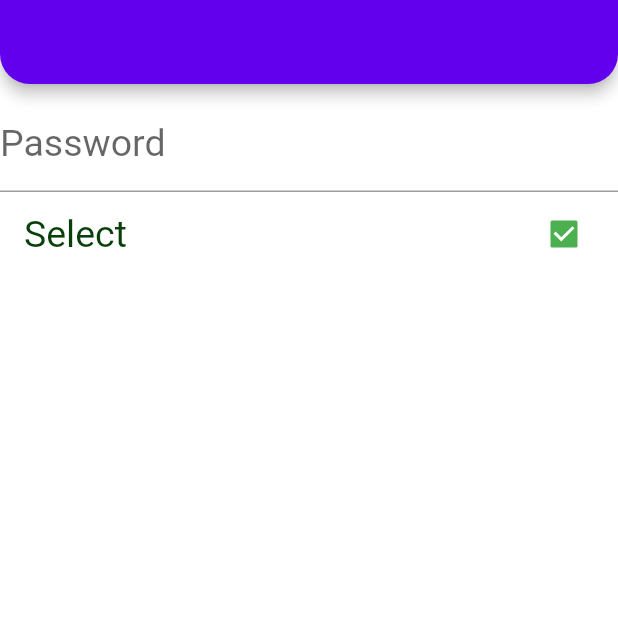
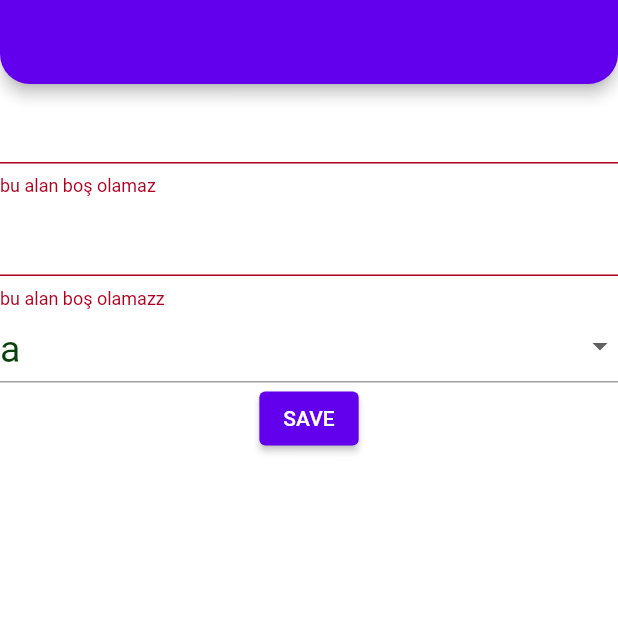
Before and after one commit to kudretdonmez/flutter_learn, a Flutter app: the screen it shows after launch, on a phone screen of 412 x 824 dp, the top half of it. Run offline on Flutter 3.47's test engine with Material 2 defaults, Android fonts, the phone set to English and light mode, and no system bars; our stand-ins replace dio, flutter_spinkit.

Commit message:
update e11

```diff
--- /dev/null
+++ b/proje0/lib/202/custom_exception.dart
@@ -0,0 +1,6 @@
+class FileDownloadException implements Exception {
+  @override
+  String toString() {
+    return 'File Download has Failed';
+  }
+}
--- /dev/null
+++ b/proje0/lib/202/form_learn_view.dart
@@ -0,0 +1,77 @@
+import 'package:flutter/material.dart';
+
+class FormLearnView extends StatefulWidget {
+  const FormLearnView({super.key});
+
+  @override
+  State<FormLearnView> createState() => _FormLearnViewState();
+}
+
+class _FormLearnViewState extends State<FormLearnView> {
+  final GlobalKey<FormState> _key = GlobalKey();
+
+  @override
+  Widget build(BuildContext context) {
+    return Scaffold(
+      appBar: AppBar(),
+      body: Form(
+        key: _key,
+        autovalidateMode: AutovalidateMode.always,
+        onChanged: () {},
+        child: Column(
+          children: [
+            TextFormField(
+              validator: ((value) {
+                return (value?.isNotEmpty ?? false) ? null : 'bu alan boş olamaz';
+                //* value null ise false olacak.
+                //* isnotempty ise true dönecek.
+                //* true dönerse null dönecek, sıkıntı yok uyarı vermez.
+                //* false dönerse uyarı verecek.
+              }),
+            ),
+            TextFormField(
+              validator: FormFieldValidator().isNotEmpty,
+            ),
+            DropdownButtonFormField<String>(
+              value: 'v',
+              validator: FormFieldValidator().isNotEmpty,
+              items: const [
+                DropdownMenuItem(
+                  value: 'v',
+                  child: Text('a'),
+                ),
+                DropdownMenuItem(
+                  value: 'v1',
+                  child: Text('a'),
+                ),
+                DropdownMenuItem(
+                  value: 'v2',
+                  child: Text('a'),
+                ),
+              ],
+              onChanged: (value) {},
+            ),
+            ElevatedButton(
+              onPressed: () {
+                if (_key.currentState?.validate() ?? false) {
+                  print('okey');
+                }
+              },
+              child: const Text('SAVE'),
+            ),
+          ],
+        ),
+      ),
+    );
+  }
+}
+
+class FormFieldValidator {
+  String? isNotEmpty(String? data) {
+    return (data?.isNotEmpty ?? false) ? null : ValidatorMessage._notEmptyMessage;
+  }
+}
+
+class ValidatorMessage {
+  static const String _notEmptyMessage = 'bu alan boş olamazz';
+}
--- a/proje0/lib/main.dart
+++ b/proje0/lib/main.dart
@@ -1,6 +1,6 @@
 import 'package:flutter/material.dart';
 import 'package:proje0/theme/light_theme.dart';
-import '202/theme_learn_view.dart';
+import '202/form_learn_view.dart';
 
 void main() {
   runApp(const MyApp());
@@ -49,7 +49,7 @@
       // ),
 
       //* 101 deki .dart dosyalarına bağlanmak için aşağısını değiştiriyoruz.
-      home: const ThemeLearnView(),
+      home: const FormLearnView(),
     );
   }
 }
```
Also changed, not shown: proje0/lib/202/animated_learn_view.dart (added, +117 -0 lines), proje0/lib/202/image_learn_202.dart (added, +35 -0 lines), proje0/lib/202/oop_learn.dart (added, +28 -0 lines), proje0/lib/202/oop_learn_view.dart (added, +32 -0 lines), proje0/lib/202/state_manage/state_learn_view_model.dart (added, +25 -0 lines), proje0/lib/202/state_manage/state_manage_learn_view.dart (added, +27 -0 lines).
